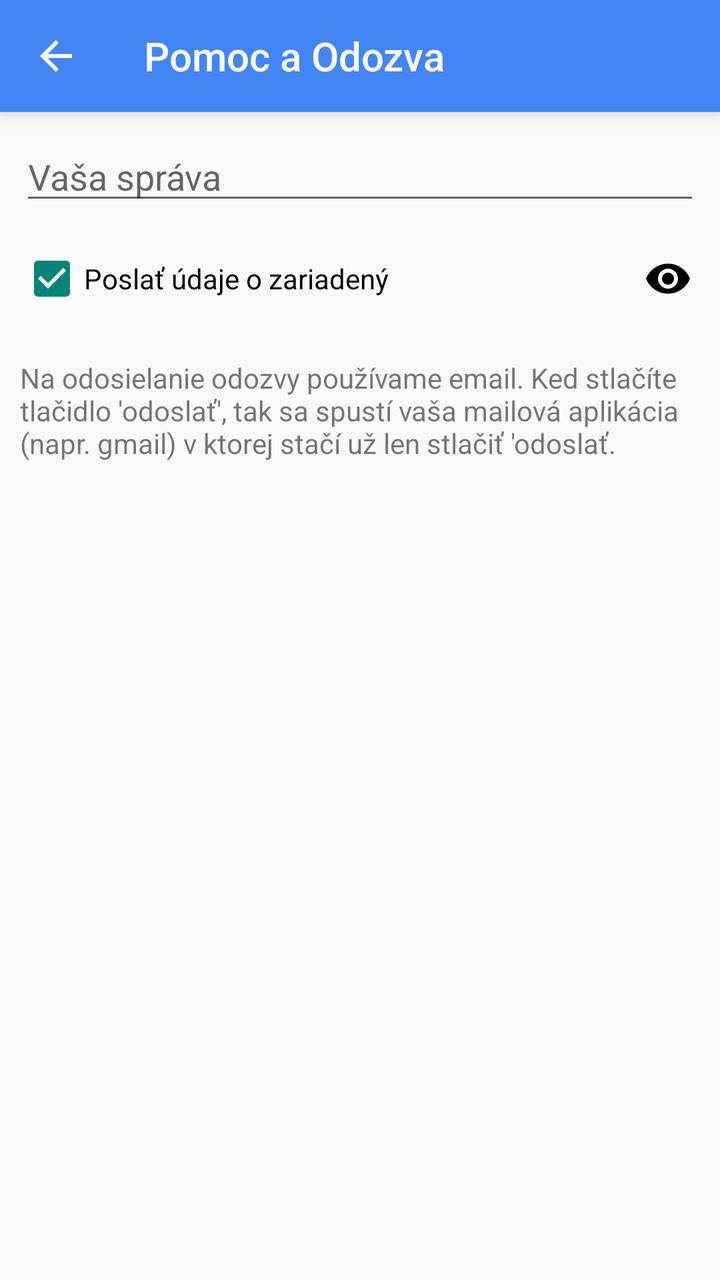
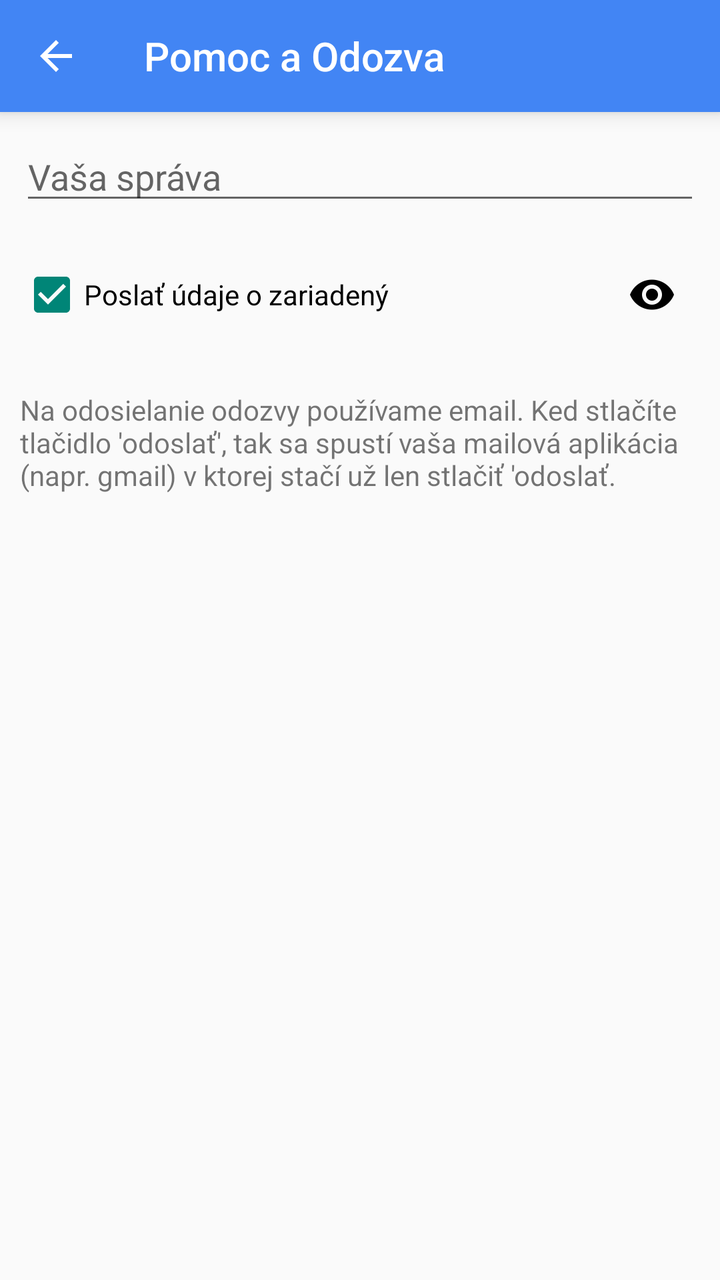

Screens rendered from an Android XML layout before and after an edit, with the pre-edit source and the edit as a unified diff.
<!-- AndroidManifest.xml: application theme MyTheme.Light -->
<!-- res/layout/activity_send_feedback.xml -->
<?xml version="1.0" encoding="utf-8"?>
<LinearLayout
    xmlns:android="http://schemas.android.com/apk/res/android"
    xmlns:app="http://schemas.android.com/apk/res-auto"
    xmlns:tools="http://schemas.android.com/tools"
    android:layout_width="match_parent"
    android:layout_height="match_parent"
    android:fitsSystemWindows="true"
    android:orientation="vertical"
    tools:context=".Activities.SendFeedbackActivity">

    <android.support.design.widget.AppBarLayout
        android:layout_width="match_parent"
        android:layout_height="wrap_content"
        android:elevation="6dp"
        android:theme="@style/MyTheme.AppBarOverlay">

        <android.support.v7.widget.Toolbar
            android:id="@+id/toolbar"
            android:layout_width="match_parent"
            android:layout_height="?attr/actionBarSize"
            android:background="?attr/colorPrimary"
            app:navigationContentDescription="@string/abc_action_bar_up_description"
            app:navigationIcon="?attr/homeAsUpIndicator"
            app:popupTheme="@style/MyTheme.PopupOverlay"
            app:title="@string/title_pomoc_a_odozva">

        </android.support.v7.widget.Toolbar>

    </android.support.design.widget.AppBarLayout>

    
    <ScrollView
        android:layout_width="match_parent"
        android:layout_height="match_parent"
        android:scrollbars="vertical">

        
        <LinearLayout
            android:layout_width="match_parent"
            android:layout_height="wrap_content"
            android:orientation="vertical"
            android:paddingBottom="@dimen/activity_vertical_margin"
            android:paddingLeft="@dimen/activity_horizontal_margin"
            android:paddingRight="@dimen/activity_horizontal_margin"
            android:paddingTop="@dimen/activity_vertical_margin">

            <EditText
                android:id="@+id/feedback_message"
                android:layout_width="match_parent"
                android:layout_height="wrap_content"
                android:layout_marginBottom="16dp"
                android:hint="@string/hint_enter_your_feedback"
                android:inputType="textMultiLine"/>

            <RelativeLayout
                android:layout_width="match_parent"
                android:layout_height="wrap_content">

                <CheckBox
                    android:id="@+id/send_system_info"
                    android:layout_width="wrap_content"
                    android:layout_height="wrap_content"
                    android:checked="true"
                    android:text="@string/send_system_info"/>

                <ImageButton
                    android:id="@+id/preview_system_info"
                    android:layout_width="32dp"
                    android:layout_height="32dp"
                    android:layout_alignParentEnd="true"
                    android:layout_alignParentRight="true"
                    android:background="@null"
                    android:contentDescription="@string/cd_preview_system_info"
                    android:src="@drawable/ic_remove_red_eye_black_24dp"/>

            </RelativeLayout>

            
            

            <TextView
                android:id="@+id/send_feedback_disclaimer"
                android:layout_width="match_parent"
                android:layout_height="wrap_content"
                android:layout_gravity="bottom"
                android:layout_marginTop="24dp"
                android:text="@string/send_feedback_disclaimer"/>

        </LinearLayout>

    </ScrollView>

</LinearLayout>
<!-- resources referenced by this layout -->
<resources>
  <dimen name="activity_horizontal_margin">4dp</dimen>
  <dimen name="activity_vertical_margin">4dp</dimen>
  <!-- drawable ic_remove_red_eye_black_24dp: png bitmap (drawable-hdpi, 470 bytes) -->
  <string name="cd_preview_system_info">Prezrieť odoslané údaje</string>
  <string name="hint_enter_your_feedback">Vaša správa</string>
  <string name="send_feedback_disclaimer">Na odosielanie odozvy používame email. Ked stlačíte tlačidlo \'odoslať\', tak sa spustí vaša mailová aplikácia (napr. gmail) v ktorej stačí už len stlačiť \'odoslať.</string>
  <string name="send_system_info">Poslať údaje o zariadený</string>
  <string name="title_pomoc_a_odozva">Pomoc a Odozva</string>
  <style name="MyTheme.AppBarOverlay" parent="ThemeOverlay.AppCompat.Dark.ActionBar" />
  <style name="MyTheme.PopupOverlay" parent="ThemeOverlay.AppCompat.Light" />
  <style name="MyTheme.Light" parent="@style/Theme.AppCompat.Light.NoActionBar">
          
          
          <item name="colorPrimary">@color/colorPrimary</item>
          <item name="colorPrimaryDark">@color/colorPrimaryDark</item>
          <item name="colorSecondary">@color/colorSecondary</item>
          <item name="colorSecondaryDark">@color/colorSecondaryDark</item>
          <item name="colorTextTitle">@color/colorTextTitle</item>
          
          <item name="colorFlatButtons">@color/colorFlatButtons</item>
          <item name="colorFloatingActionButton">@color/colorFloatingActionButton</item>
          <item name="colorTabIndicator">@color/colorTabIndicator</item>
          <item name="colorCardBackground">@color/colorCardBackground</item>
          <item name="colorNavigationDrawerBackground">@color/colorNavigationDrawerBackground</item>
      </style>
  <color name="colorPrimary" type="color">#4285F4</color>
  <color name="colorPrimaryDark" type="color">#3367D6</color>
  <color name="colorSecondary" type="color">@color/deep_teal_300</color>
  <color name="colorSecondaryDark" type="color">@color/deep_teal_500</color>
  <color name="colorTextTitle" type="color">#FFEE58</color>
  <color name="colorFlatButtons" type="color">@color/pink_A200</color>
  <color name="colorFloatingActionButton" type="color">@color/amber_A700</color>
  <color name="colorTabIndicator" type="color">@color/amber_A700</color>
  <color name="colorCardBackground" type="color">#FFF</color>
  <color name="colorNavigationDrawerBackground" type="color">#FAFAFA</color>
  <color name="deep_teal_300" type="color">#4DB6AC</color>
  <color name="deep_teal_500" type="color">#009688</color>
  <color name="pink_A200" type="color">#FF4081</color>
  <color name="amber_A700" type="color">#FFAB00</color>
</resources>

<!-- the commit's change to res/layout/activity_send_feedback.xml (unified diff, before → after) -->
@@ -61,16 +61,17 @@
                     android:id="@+id/send_system_info"
                     android:layout_width="wrap_content"
                     android:layout_height="wrap_content"
+                    android:layout_centerVertical="true"
                     android:checked="true"
                     android:text="@string/send_system_info"/>
 
                 <ImageButton
                     android:id="@+id/preview_system_info"
-                    android:layout_width="32dp"
-                    android:layout_height="32dp"
+                    android:layout_width="48dp"
+                    android:layout_height="48dp"
                     android:layout_alignParentEnd="true"
                     android:layout_alignParentRight="true"
-                    android:background="@null"
+                    android:background="?attr/selectableItemBackgroundBorderless"
                     android:contentDescription="@string/cd_preview_system_info"
                     android:src="@drawable/ic_remove_red_eye_black_24dp"/>
 
